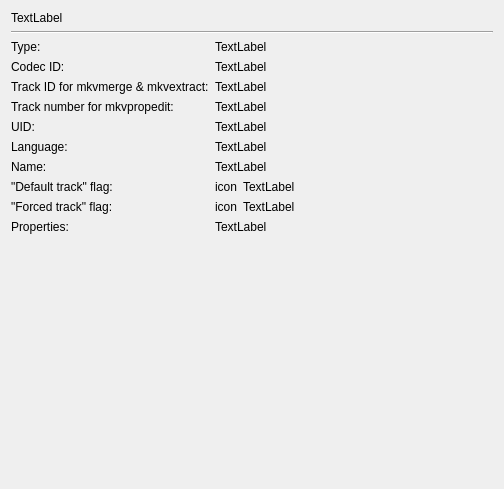
Above: src/mkvtoolnix-gui/forms/header_editor/track_type_page.ui from jpsdr/MKVToolnix-Windows-7 before the change. Below: the same form after it.
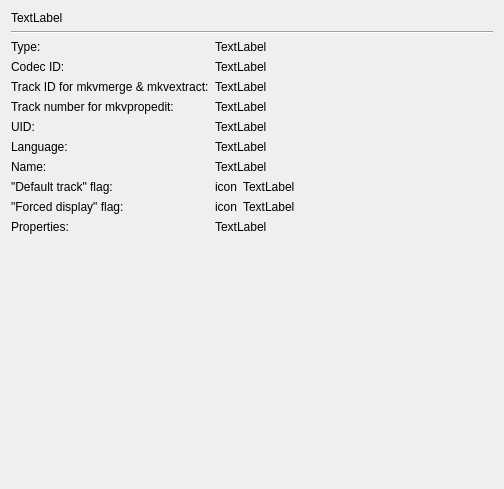
That is the form after the change.

Commit message: unify naming of "forced display" flag

What changed in the file:
```diff
--- a/src/mkvtoolnix-gui/forms/header_editor/track_type_page.ui
+++ b/src/mkvtoolnix-gui/forms/header_editor/track_type_page.ui
@@ -255,7 +255,7 @@
      <item row="8" column="0">
       <widget class="QLabel" name="m_lForcedTrackFlagLabel">
        <property name="text">
-        <string>&quot;Forced track&quot; flag:</string>
+        <string>&quot;Forced display&quot; flag:</string>
        </property>
       </widget>
      </item>
```
The commit also changes 5 other files.
